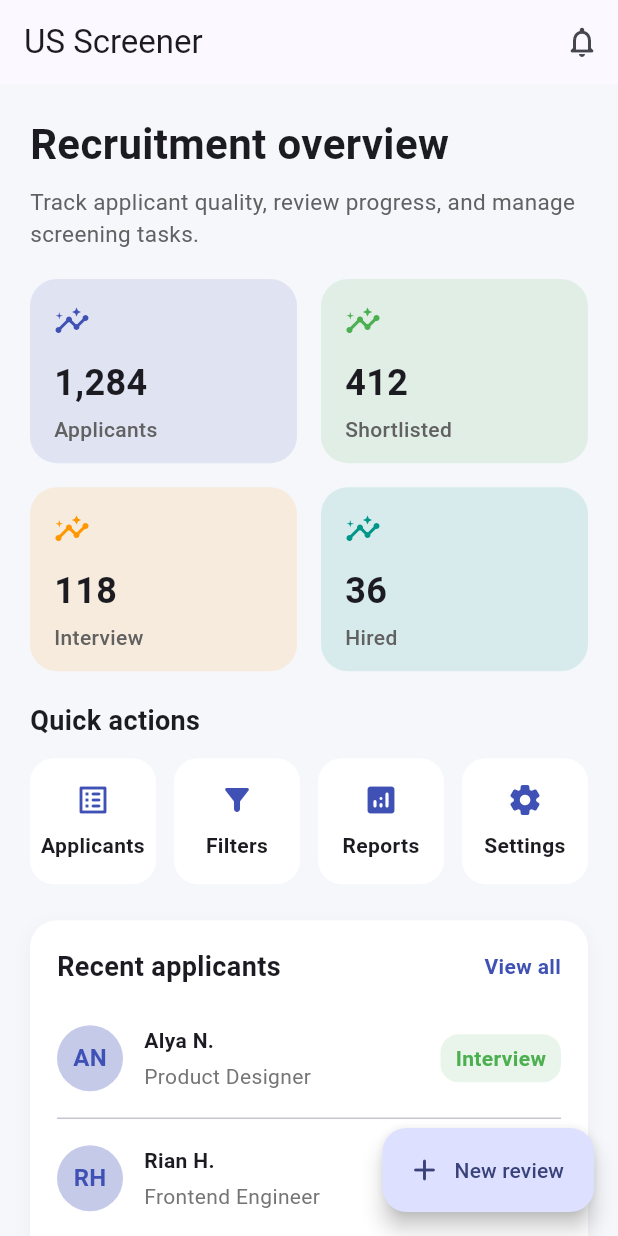
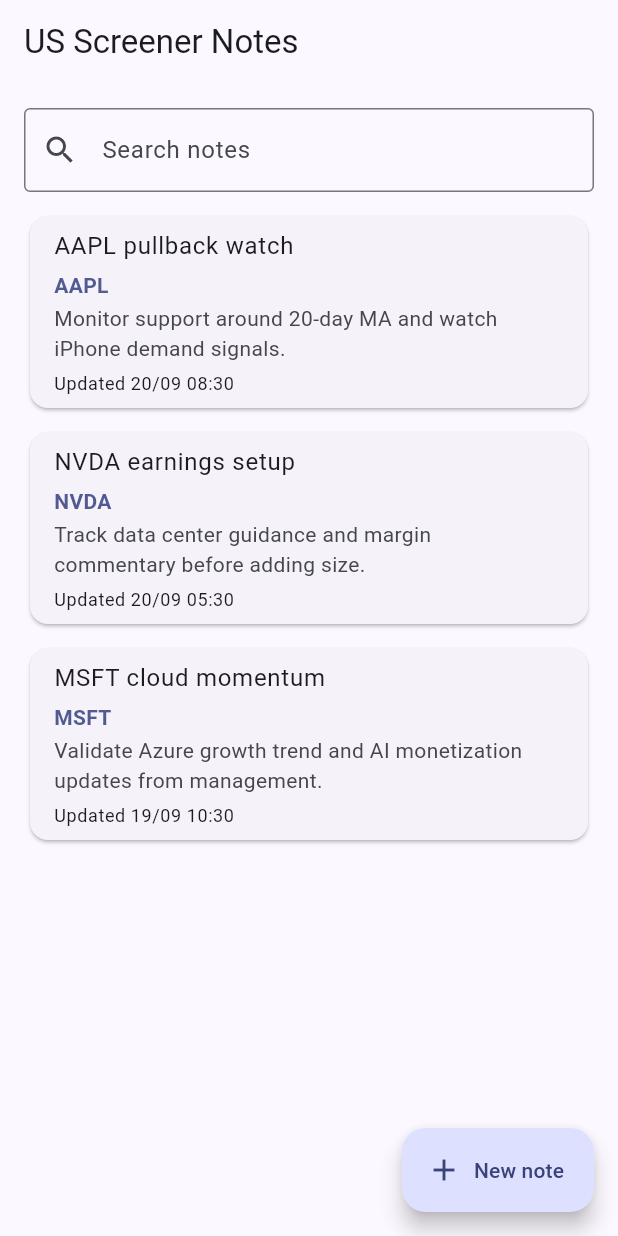
Before and after one commit to HP-dragon/US-Screener, a Flutter app: the screen it shows after launch, on a phone screen of 412 x 824 dp. Run offline on Flutter 3.47's test engine with Material 3 defaults, Android fonts, the phone set to English and light mode, and no system bars.

Commit message:
Replace recruitment prototype with US stock notes app
Co-authored-by: HP-dragon <319871946+HP-dragon@users.noreply.github.com>

```diff
--- a/lib/main.dart
+++ b/lib/main.dart
@@ -1,199 +1,223 @@
 import 'package:flutter/material.dart';
 
+import 'models/stock_note.dart';
+
 void main() {
-  runApp(const UScreenerApp());
+  runApp(const UScreenerNotesApp());
 }
 
-class UScreenerApp extends StatelessWidget {
-  const UScreenerApp({super.key});
+class UScreenerNotesApp extends StatelessWidget {
+  const UScreenerNotesApp({super.key});
 
   @override
   Widget build(BuildContext context) {
     return MaterialApp(
-      title: 'US Screener',
+      title: 'US Screener Notes',
       debugShowCheckedModeBanner: false,
       theme: ThemeData(
         colorScheme: ColorScheme.fromSeed(seedColor: Colors.indigo),
         useMaterial3: true,
       ),
-      home: const HomeScreen(),
+      home: const NotesHomeScreen(),
     );
   }
 }
 
-class HomeScreen extends StatelessWidget {
-  const HomeScreen({super.key});
+class NotesHomeScreen extends StatefulWidget {
+  const NotesHomeScreen({super.key});
+
+  @override
+  State<NotesHomeScreen> createState() => _NotesHomeScreenState();
+}
+
+class _NotesHomeScreenState extends State<NotesHomeScreen> {
+  late final List<StockNote> _notes;
+  String _query = '';
+
+  @override
+  void initState() {
+    super.initState();
+    _notes = _sampleNotes();
+  }
+
+  List<StockNote> get _filteredNotes {
+    final normalizedQuery = _query.trim().toLowerCase();
+    final source = [..._notes]..sort((a, b) => b.updatedAt.compareTo(a.updatedAt));
+
+    if (normalizedQuery.isEmpty) {
+      return source;
+    }
+
+    return source.where((note) {
+      final searchable = [note.title, note.ticker, note.content].join(' ').toLowerCase();
+      return searchable.contains(normalizedQuery);
+    }).toList();
+  }
+
+  Future<void> _createNote() async {
+    final result = await Navigator.of(context).push<_EditorResult>(
+      MaterialPageRoute(
+        builder: (_) => const NoteEditorScreen(),
+      ),
+    );
+
+    if (!mounted || result == null || result.action != _EditorAction.save) {
+      return;
+    }
+
+    setState(() {
+      _notes.add(
+        StockNote(
+          id: DateTime.now().microsecondsSinceEpoch.toString(),
+          title: result.title,
+          ticker: result.ticker,
+          content: result.content,
+          updatedAt: DateTime.now(),
+        ),
+      );
+    });
+  }
+
+  Future<void> _editNote(StockNote note) async {
+    final result = await Navigator.of(context).push<_EditorResult>(
+      MaterialPageRoute(
+        builder: (_) => NoteEditorScreen(note: note),
+      ),
+    );
+
+    if (!mounted || result == null) {
+      return;
+    }
+
+    setState(() {
+      if (result.action == _EditorAction.delete) {
+        _notes.removeWhere((item) => item.id == note.id);
+        return;
+      }
+
+      if (result.action == _EditorAction.save) {
+        final index = _notes.indexWhere((item) => item.id == note.id);
+        if (index != -1) {
+          _notes[index] = note.copyWith(
+            title: result.title,
+            ticker: result.ticker,
+            content: result.content,
+            updatedAt: DateTime.now(),
+          );
+        }
+      }
+    });
+  }
 
   @override
   Widget build(BuildContext context) {
-    final metrics = [
-      _MetricCard(label: 'Applicants', value: '1,284', color: Colors.indigo),
-      _MetricCard(label: 'Shortlisted', value: '412', color: Colors.green),
-      _MetricCard(label: 'Interview', value: '118', color: Colors.orange),
-      _MetricCard(label: 'Hired', value: '36', color: Colors.teal),
-    ];
-
-    final actions = [
-      _ActionButton(icon: Icons.list_alt_rounded, label: 'Applicants'),
-      _ActionButton(icon: Icons.filter_alt_rounded, label: 'Filters'),
-      _ActionButton(icon: Icons.analytics_rounded, label: 'Reports'),
-      _ActionButton(icon: Icons.settings_rounded, label: 'Settings'),
-    ];
+    final filtered = _filteredNotes;
 
     return Scaffold(
-      backgroundColor: const Color(0xFFF5F7FB),
       appBar: AppBar(
-        title: const Text('US Screener'),
-        centerTitle: false,
-        actions: [
-          IconButton(
-            onPressed: () {},
-            icon: const Icon(Icons.notifications_none_rounded),
+        title: const Text('US Screener Notes'),
+      ),
+      body: SafeArea(
+        child: Padding(
+          padding: const EdgeInsets.all(16),
+          child: Column(
+            children: [
+              TextField(
+                key: const Key('searchField'),
+                decoration: const InputDecoration(
+                  prefixIcon: Icon(Icons.search),
+                  labelText: 'Search notes',
+                  hintText: 'Title, ticker, or analysis text',
+                  border: OutlineInputBorder(),
+                ),
+                onChanged: (value) {
+                  setState(() {
+                    _query = value;
+                  });
+                },
+              ),
+              const SizedBox(height: 12),
+              Expanded(
+                child: filtered.isEmpty
+                    ? _EmptyState(hasQuery: _query.trim().isNotEmpty)
+                    : ListView.separated(
+                        itemCount: filtered.length,
+                        separatorBuilder: (_, __) => const SizedBox(height: 8),
+                        itemBuilder: (context, index) {
+                          final note = filtered[index];
+                          return Card(
+                            child: ListTile(
+                              onTap: () => _editNote(note),
+                              title: Text(note.title.isEmpty ? 'Untitled note' : note.title),
+                              subtitle: Padding(
+                                padding: const EdgeInsets.only(top: 4),
+                                child: Column(
+                                  crossAxisAlignment: CrossAxisAlignment.start,
+                                  mainAxisSize: MainAxisSize.min,
+                                  children: [
+                                    if (note.ticker.isNotEmpty)
+                                      Text(
+                                        note.ticker,
+                                        style: TextStyle(
+                                          color: Theme.of(context).colorScheme.primary,
+                                          fontWeight: FontWeight.w600,
+                                        ),
+                                      ),
+                                    const SizedBox(height: 2),
+                                    Text(
+                                      note.content.isEmpty ? 'No analysis yet.' : note.content,
+                                      maxLines: 2,
+                                      overflow: TextOverflow.ellipsis,
+                                    ),
+                                    const SizedBox(height: 6),
+                                    Text(
+                                      'Updated ${_formatDateTime(note.updatedAt)}',
+                                      style: Theme.of(context).textTheme.bodySmall,
                                     ),
                                   ],
                                 ),
-      body: SafeArea(
-        child: ListView(
-          padding: const EdgeInsets.all(20),
-          children: [
-            const Text(
-              'Recruitment overview',
-              style: TextStyle(
-                fontSize: 28,
-                fontWeight: FontWeight.bold,
                               ),
                             ),
-            const SizedBox(height: 8),
-            Text(
-              'Track applicant quality, review progress, and manage screening tasks.',
-              style: TextStyle(
-                fontSize: 15,
-                color: Colors.grey.shade700,
-              ),
-            ),
-            const SizedBox(height: 20),
-            GridView.count(
-              shrinkWrap: true,
-              physics: const NeverScrollableScrollPhysics(),
-              crossAxisCount: 2,
-              mainAxisSpacing: 16,
-              crossAxisSpacing: 16,
-              childAspectRatio: 1.45,
-              children: metrics,
-            ),
-            const SizedBox(height: 20),
-            const Text(
-              'Quick actions',
-              style: TextStyle(
-                fontSize: 18,
-                fontWeight: FontWeight.bold,
-              ),
-            ),
-            const SizedBox(height: 12),
-            GridView.count(
-              shrinkWrap: true,
-              physics: const NeverScrollableScrollPhysics(),
-              crossAxisCount: 4,
-              mainAxisSpacing: 12,
-              crossAxisSpacing: 12,
-              children: actions,
-            ),
-            const SizedBox(height: 24),
-            Container(
-              padding: const EdgeInsets.all(18),
-              decoration: BoxDecoration(
-                color: Colors.white,
-                borderRadius: BorderRadius.circular(18),
-                boxShadow: [
-                  BoxShadow(
-                    color: Colors.black.withOpacity(0.04),
-                    blurRadius: 10,
-                    offset: const Offset(0, 4),
-                  ),
-                ],
-              ),
-              child: Column(
-                crossAxisAlignment: CrossAxisAlignment.start,
-                children: [
-                  Row(
-                    mainAxisAlignment: MainAxisAlignment.spaceBetween,
-                    children: const [
-                      Text(
-                        'Recent applicants',
-                        style: TextStyle(
-                          fontSize: 18,
-                          fontWeight: FontWeight.bold,
-                        ),
-                      ),
-                      Text(
-                        'View all',
-                        style: TextStyle(
-                          color: Colors.indigo,
-                          fontWeight: FontWeight.w600,
-                        ),
-                      ),
-                    ],
-                  ),
-                  const SizedBox(height: 16),
-                  _ApplicantRow(name: 'Alya N.', role: 'Product Designer', stage: 'Interview'),
-                  const Divider(),
-                  _ApplicantRow(name: 'Rian H.', role: 'Frontend Engineer', stage: 'Shortlist'),
-                  const Divider(),
-                  _ApplicantRow(name: 'Sita M.', role: 'QA Analyst', stage: 'Applied'),
-                ],
+                          );
+                        },
                       ),
               ),
             ],
           ),
         ),
+      ),
       floatingActionButton: FloatingActionButton.extended(
-        onPressed: () {},
-        icon: const Icon(Icons.add_rounded),
-        label: const Text('New review'),
+        onPressed: _createNote,
+        icon: const Icon(Icons.add),
+        label: const Text('New note'),
       ),
     );
   }
 }
 
-class _MetricCard extends StatelessWidget {
-  const _MetricCard({
-    required this.label,
-    required this.value,
-    required this.color,
-  });
+class _EmptyState extends StatelessWidget {
+  const _EmptyState({required this.hasQuery});
 
-  final String label;
-  final String value;
-  final Color color;
+  final bool hasQuery;
 
   @override
   Widget build(BuildContext context) {
-    return Container(
-      padding: const EdgeInsets.all(16),
-      decoration: BoxDecoration(
-        color: color.withOpacity(0.12),
-        borderRadius: BorderRadius.circular(18),
-      ),
+    return Center(
       child: Column(
-        crossAxisAlignment: CrossAxisAlignment.start,
-        mainAxisAlignment: MainAxisAlignment.center,
+        mainAxisSize: MainAxisSize.min,
         children: [
-          Icon(Icons.insights_rounded, color: color),
-          const SizedBox(height: 12),
+          const Icon(Icons.sticky_note_2_outlined, size: 56),
+          const SizedBox(height: 8),
           Text(
-            value,
-            style: const TextStyle(
-              fontSize: 24,
-              fontWeight: FontWeight.bold,
-            ),
+            hasQuery ? 'No matching notes found' : 'No notes yet',
+            style: Theme.of(context).textTheme.titleMedium,
           ),
           const SizedBox(height: 4),
           Text(
-            label,
-            style: TextStyle(
-              color: Colors.grey.shade700,
-              fontWeight: FontWeight.w500,
-            ),
+            hasQuery
+                ? 'Try another keyword for title, ticker, or content.'
+                : 'Tap New note to start your US stock analysis.',
+            textAlign: TextAlign.center,
           ),
         ],
       ),
@@ -201,104 +225,223 @@ class _MetricCard extends StatelessWidget {
   }
 }
 
-class _ActionButton extends StatelessWidget {
-  const _ActionButton({
-    required this.icon,
-    required this.label,
-  });
+class NoteEditorScreen extends StatefulWidget {
+  const NoteEditorScreen({super.key, this.note});
 
-  final IconData icon;
-  final String label;
+  final StockNote? note;
 
   @override
-  Widget build(BuildContext context) {
-    return Container(
-      padding: const EdgeInsets.symmetric(vertical: 12),
-      decoration: BoxDecoration(
-        color: Colors.white,
-        borderRadius: BorderRadius.circular(16),
+  State<NoteEditorScreen> createState() => _NoteEditorScreenState();
+}
+
+class _NoteEditorScreenState extends State<NoteEditorScreen> {
+  late final TextEditingController _titleController;
+  late final TextEditingController _tickerController;
+  late final TextEditingController _contentController;
+
+  bool get _isEditing => widget.note != null;
+
+  @override
+  void initState() {
+    super.initState();
+    _titleController = TextEditingController(text: widget.note?.title ?? '');
+    _tickerController = TextEditingController(text: widget.note?.ticker ?? '');
+    _contentController = TextEditingController(text: widget.note?.content ?? '');
+  }
+
+  @override
+  void dispose() {
+    _titleController.dispose();
+    _tickerController.dispose();
+    _contentController.dispose();
+    super.dispose();
+  }
+
+  void _save() {
+    final title = _titleController.text.trim();
+    final ticker = _tickerController.text.trim().toUpperCase();
+    final content = _contentController.text.trim();
+
+    if (title.isEmpty && content.isEmpty) {
+      ScaffoldMessenger.of(context).showSnackBar(
+        const SnackBar(content: Text('Title or note content is required.')),
+      );
+      return;
+    }
+
+    Navigator.of(context).pop(
+      _EditorResult(
+        action: _EditorAction.save,
+        title: title,
+        ticker: ticker,
+        content: content,
       ),
-      child: Column(
-        mainAxisAlignment: MainAxisAlignment.center,
-        children: [
-          Icon(icon, color: Colors.indigo),
-          const SizedBox(height: 8),
-          Text(
-            label,
-            textAlign: TextAlign.center,
-            style: const TextStyle(fontWeight: FontWeight.w600),
+    );
+  }
+
+  Future<void> _delete() async {
+    final confirmed = await showDialog<bool>(
+      context: context,
+      builder: (context) => AlertDialog(
+        title: const Text('Delete note?'),
+        content: const Text('This note will be removed from local app state.'),
+        actions: [
+          TextButton(
+            onPressed: () => Navigator.of(context).pop(false),
+            child: const Text('Cancel'),
+          ),
+          FilledButton(
+            onPressed: () => Navigator.of(context).pop(true),
+            child: const Text('Delete'),
           ),
         ],
+      ),
+    );
+
+    if (confirmed == true && mounted) {
+      Navigator.of(context).pop(
+        const _EditorResult(
+          action: _EditorAction.delete,
+          title: '',
+          ticker: '',
+          content: '',
         ),
       );
     }
   }
 
-class _ApplicantRow extends StatelessWidget {
-  const _ApplicantRow({
-    required this.name,
-    required this.role,
-    required this.stage,
-  });
-
-  final String name;
-  final String role;
-  final String stage;
+  void _cancel() {
+    Navigator.of(context).maybePop();
+  }
 
   @override
   Widget build(BuildContext context) {
-    return Padding(
-      padding: const EdgeInsets.symmetric(vertical: 10),
-      child: Row(
+    return Scaffold(
+      appBar: AppBar(
+        title: Text(_isEditing ? 'Edit note' : 'New note'),
+      ),
+      body: SafeArea(
+        child: Padding(
+          padding: const EdgeInsets.all(16),
+          child: Column(
             children: [
-          CircleAvatar(
-            radius: 22,
-            backgroundColor: Colors.indigo.shade100,
-            child: Text(
-              name.split(' ').map((part) => part[0]).take(2).join(),
-              style: const TextStyle(
-                color: Colors.indigo,
-                fontWeight: FontWeight.bold,
+              TextField(
+                key: const Key('titleField'),
+                controller: _titleController,
+                textCapitalization: TextCapitalization.sentences,
+                decoration: const InputDecoration(
+                  labelText: 'Title',
+                  border: OutlineInputBorder(),
+                ),
+              ),
+              const SizedBox(height: 12),
+              TextField(
+                key: const Key('tickerField'),
+                controller: _tickerController,
+                textCapitalization: TextCapitalization.characters,
+                decoration: const InputDecoration(
+                  labelText: 'US ticker (e.g. AAPL)',
+                  border: OutlineInputBorder(),
+                ),
+              ),
+              const SizedBox(height: 12),
+              Expanded(
+                child: TextField(
+                  key: const Key('contentField'),
+                  controller: _contentController,
+                  textCapitalization: TextCapitalization.sentences,
+                  expands: true,
+                  maxLines: null,
+                  minLines: null,
+                  decoration: const InputDecoration(
+                    alignLabelWithHint: true,
+                    labelText: 'Analysis notes',
+                    border: OutlineInputBorder(),
                   ),
                 ),
               ),
-          const SizedBox(width: 14),
+              const SizedBox(height: 12),
+              Row(
+                children: [
                   Expanded(
-            child: Column(
-              crossAxisAlignment: CrossAxisAlignment.start,
-              children: [
-                Text(
-                  name,
-                  style: const TextStyle(
-                    fontWeight: FontWeight.bold,
+                    child: FilledButton.icon(
+                      onPressed: _save,
+                      icon: const Icon(Icons.save),
+                      label: const Text('Save'),
                     ),
                   ),
-                const SizedBox(height: 4),
-                Text(
-                  role,
-                  style: TextStyle(
-                    color: Colors.grey.shade600,
+                  const SizedBox(width: 10),
+                  Expanded(
+                    child: _isEditing
+                        ? OutlinedButton.icon(
+                            onPressed: _delete,
+                            icon: const Icon(Icons.delete_outline),
+                            label: const Text('Delete'),
+                          )
+                        : OutlinedButton.icon(
+                            onPressed: _cancel,
+                            icon: const Icon(Icons.close),
+                            label: const Text('Cancel'),
                           ),
                   ),
                 ],
               ),
-          ),
-          Container(
-            padding: const EdgeInsets.symmetric(horizontal: 10, vertical: 6),
-            decoration: BoxDecoration(
-              color: Colors.green.withOpacity(0.12),
-              borderRadius: BorderRadius.circular(12),
-            ),
-            child: Text(
-              stage,
-              style: const TextStyle(
-                color: Colors.green,
-                fontWeight: FontWeight.w600,
+            ],
           ),
         ),
-          ),
-        ],
       ),
     );
   }
 }
+
+class _EditorResult {
+  const _EditorResult({
+    required this.action,
+    required this.title,
+    required this.ticker,
+    required this.content,
+  });
+
+  final _EditorAction action;
+  final String title;
+  final String ticker;
+  final String content;
+}
+
+enum _EditorAction { save, delete }
+
+String _formatDateTime(DateTime value) {
+  final local = value.toLocal();
+  final month = local.month.toString().padLeft(2, '0');
+  final day = local.day.toString().padLeft(2, '0');
+  final hour = local.hour.toString().padLeft(2, '0');
+  final minute = local.minute.toString().padLeft(2, '0');
+  return '$day/$month ${hour}:$minute';
+}
+
+List<StockNote> _sampleNotes() {
+  final now = DateTime.now();
+  return [
+    StockNote(
+      id: 'aapl',
+      title: 'AAPL pullback watch',
+      ticker: 'AAPL',
+      content: 'Monitor support around 20-day MA and watch iPhone demand signals.',
+      updatedAt: now.subtract(const Duration(hours: 2)),
+    ),
+    StockNote(
+      id: 'nvda',
+      title: 'NVDA earnings setup',
+      ticker: 'NVDA',
+      content: 'Track data center guidance and margin commentary before adding size.',
+      updatedAt: now.subtract(const Duration(hours: 5)),
+    ),
+    StockNote(
+      id: 'msft',
+      title: 'MSFT cloud momentum',
+      ticker: 'MSFT',
+      content: 'Validate Azure growth trend and AI monetization updates from management.',
+      updatedAt: now.subtract(const Duration(days: 1)),
+    ),
+  ];
+}
--- /dev/null
+++ b/lib/models/stock_note.dart
@@ -0,0 +1,30 @@
+class StockNote {
+  const StockNote({
+    required this.id,
+    required this.title,
+    required this.ticker,
+    required this.content,
+    required this.updatedAt,
+  });
+
+  final String id;
+  final String title;
+  final String ticker;
+  final String content;
+  final DateTime updatedAt;
+
+  StockNote copyWith({
+    String? title,
+    String? ticker,
+    String? content,
+    DateTime? updatedAt,
+  }) {
+    return StockNote(
+      id: id,
+      title: title ?? this.title,
+      ticker: ticker ?? this.ticker,
+      content: content ?? this.content,
+      updatedAt: updatedAt ?? this.updatedAt,
+    );
+  }
+}
```
Also changed, not shown: 2 other files. Lines whose indentation alone changed are shown as unchanged.
